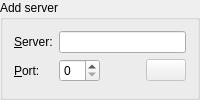
velnias75/NetMauMau-Qt-Client, file src/addserverwidget.ui: the form before one commit.
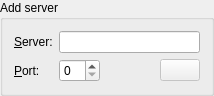
The form after the commit. Icons and pictures are not drawn. Custom widgets are drawn as their Qt base class.

```diff
--- a/src/addserverwidget.ui
+++ b/src/addserverwidget.ui
@@ -2,6 +2,14 @@
 <ui version="4.0">
  <class>AddServerWidget</class>
     <widget class="QGroupBox" name="AddServerWidget">
+  <property name="geometry">
+   <rect>
+    <x>0</x>
+    <y>0</y>
+    <width>214</width>
+    <height>91</height>
+   </rect>
+  </property>
      <property name="sizePolicy">
       <sizepolicy hsizetype="MinimumExpanding" vsizetype="Preferred">
        <horstretch>0</horstretch>
```
Left out of the diff: 9 changed lines with no effect on the pictures. Lines whose indentation alone changed are shown as unchanged.
